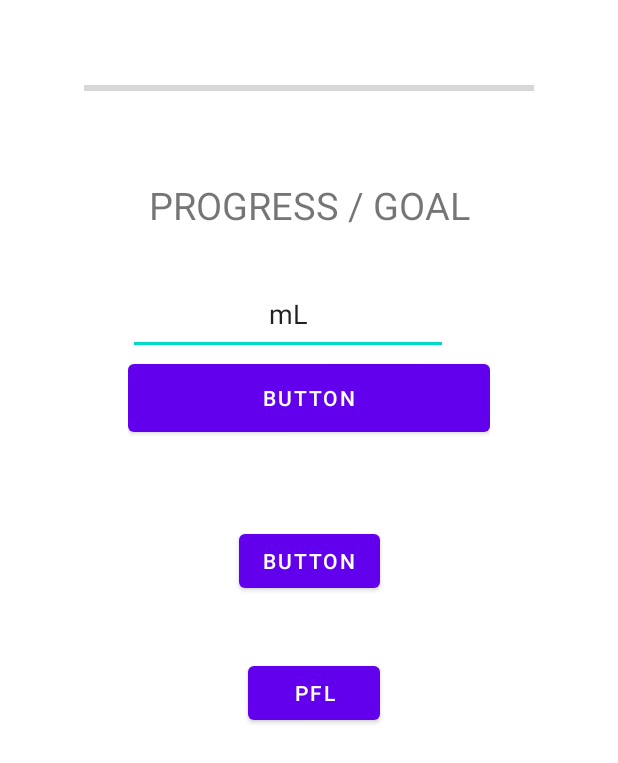
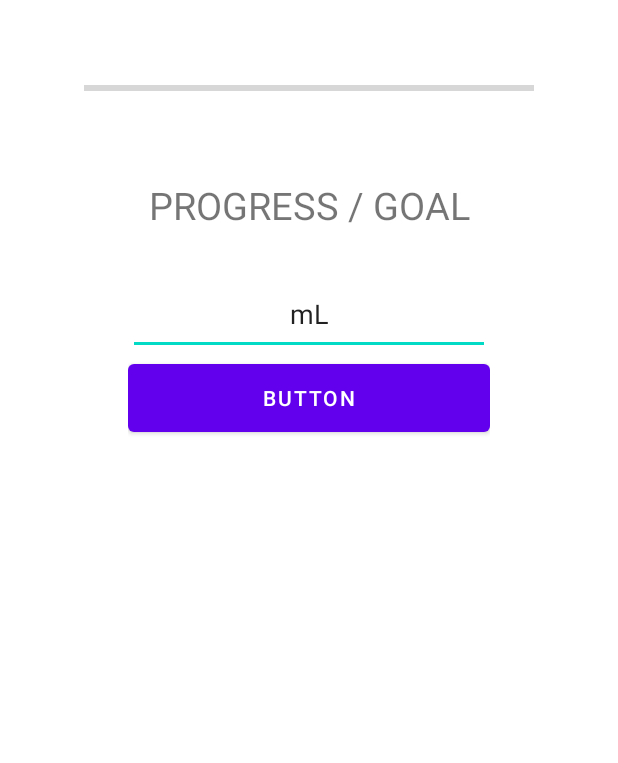
Before and after one commit to SaggyMassiveFuckingSackOfCode/AquaTake, an Android app: the Home screen opened directly, with no data from a screen before it, on a phone screen of 412 x 824 dp. Shown: the top 763 px of the screen. Run offline under Robolectric (Android 15) with nearby library versions, the light colour scheme and no system bars.

```diff
--- a/app/src/main/java/com/example/aquatake/MainActivity.java
+++ b/app/src/main/java/com/example/aquatake/MainActivity.java
@@ -22,7 +22,7 @@ public class MainActivity extends AppCompatActivity {
         final Handler handler = new Handler();
         handler.postDelayed(new Runnable() {
             public void run() {
-                if(!db.CheckExistingProfile()){
+                if(!db.hasExistingProfile()){
                     startActivity(new Intent(MainActivity.this, SetupProfile.class));
                 } else {
                     startActivity(new Intent(MainActivity.this, Home.class));
--- a/app/src/main/res/layout/activity_home.xml
+++ b/app/src/main/res/layout/activity_home.xml
@@ -16,30 +16,6 @@
         android:layout_height="wrap_content"
         tools:context=".Home">
 
-        <Button
-            android:id="@+id/button2"
-            android:layout_width="wrap_content"
-            android:layout_height="wrap_content"
-            android:layout_marginTop="56dp"
-            android:onClick="onClickGoToSetUp"
-            android:text="Button"
-            app:layout_constraintEnd_toEndOf="@+id/linearLayout"
-            app:layout_constraintHorizontal_bias="0.503"
-            app:layout_constraintStart_toStartOf="@+id/linearLayout"
-            app:layout_constraintTop_toBottomOf="@+id/linearLayout" />
-
-        <Button
-            android:id="@+id/button3"
-            android:layout_width="wrap_content"
-            android:layout_height="wrap_content"
-            android:layout_marginTop="40dp"
-            android:onClick="checkProfiles"
-            android:text="pfl"
-            app:layout_constraintEnd_toEndOf="@+id/linearLayout"
-            app:layout_constraintHorizontal_bias="0.522"
-            app:layout_constraintStart_toStartOf="@+id/linearLayout"
-            app:layout_constraintTop_toBottomOf="@+id/button2" />
-
         <LinearLayout
             android:id="@+id/linearLayout"
             android:layout_width="241dp"
@@ -54,7 +30,7 @@
 
             <EditText
                 android:id="@+id/editTextText"
-                android:layout_width="wrap_content"
+                android:layout_width="match_parent"
                 android:layout_height="wrap_content"
                 android:layout_weight="1"
                 android:ems="10"
```
Also changed, not shown: app/src/main/java/com/example/aquatake/DatabaseManager.java (+38 -58 lines), app/src/main/java/com/example/aquatake/Home.java (+0 -9 lines), app/src/main/java/com/example/aquatake/SetupProfile.java (+53 -36 lines).
